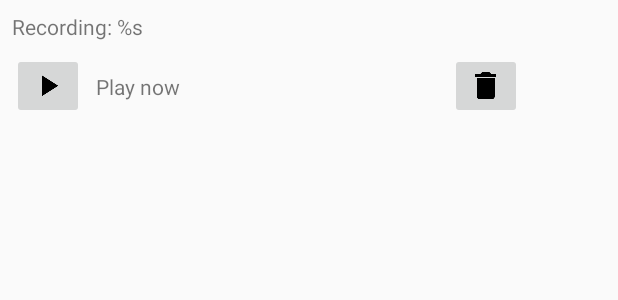
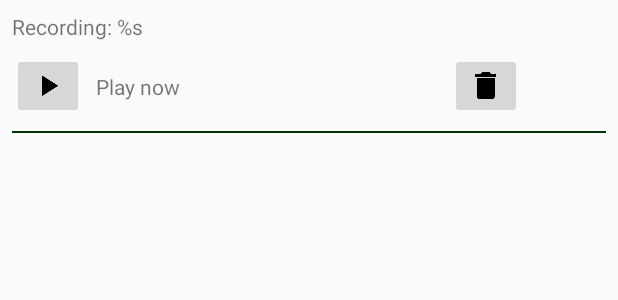
Before and after one commit to portux/ElFeB, an Android app: the layout observation_audio.xml on its own in the app's theme, with its tools: preview values and no code run, on a phone screen of 412 x 824 dp. Shown: the top 300 px of the screen. Run offline under Robolectric (Android 15) with nearby library versions, the phone set to English and light mode, and no system bars.

Commit message:
Add dividers to visually separate list items

```diff
--- a/app/src/main/res/layout/fieldnotes_item.xml
+++ b/app/src/main/res/layout/fieldnotes_item.xml
@@ -38,7 +38,7 @@
     android:layout_marginBottom="8dp"
     android:layout_marginStart="8dp"
     android:text="@string/observation_date"
-    app:layout_constraintBottom_toTopOf="@+id/divider"
+    app:layout_constraintBottom_toTopOf="@+id/divider_observation_items"
     app:layout_constraintStart_toEndOf="@+id/image_determined"
     app:layout_constraintTop_toBottomOf="@+id/observation_suspicion"/>
 
@@ -68,7 +68,7 @@
     app:layout_constraintTop_toTopOf="@+id/image_determined"
     app:srcCompat="@drawable/ic_camera_alt_white_24dp"/>
   <View
-    android:id="@+id/divider"
+    android:id="@+id/divider_observation_items"
     android:layout_width="0dp"
     android:layout_height="1dp"
     android:layout_marginBottom="8dp"
--- a/app/src/main/res/layout/observation_audio.xml
+++ b/app/src/main/res/layout/observation_audio.xml
@@ -53,4 +53,16 @@
     app:layout_constraintStart_toEndOf="@+id/button_observation_audio_play"
     app:layout_constraintTop_toTopOf="@+id/button_observation_audio_play"/>
 
+  <View
+    android:id="@+id/divider_audio_recordings"
+    android:layout_width="0dp"
+    android:layout_height="1dp"
+    android:layout_marginTop="8dp"
+    android:layout_marginStart="8dp"
+    android:layout_marginEnd="8dp"
+    android:background="@color/secondaryDarkColor"
+    app:layout_constraintEnd_toEndOf="parent"
+    app:layout_constraintStart_toStartOf="parent"
+    app:layout_constraintTop_toBottomOf="@+id/button_observation_audio_play"/>
+
 </androidx.constraintlayout.widget.ConstraintLayout>
```
Also changed, not shown: app/src/main/res/layout/fragment_observation_attachments.xml (+12 -1 lines), app/src/main/res/layout/observation_image.xml (+13 -0 lines).
